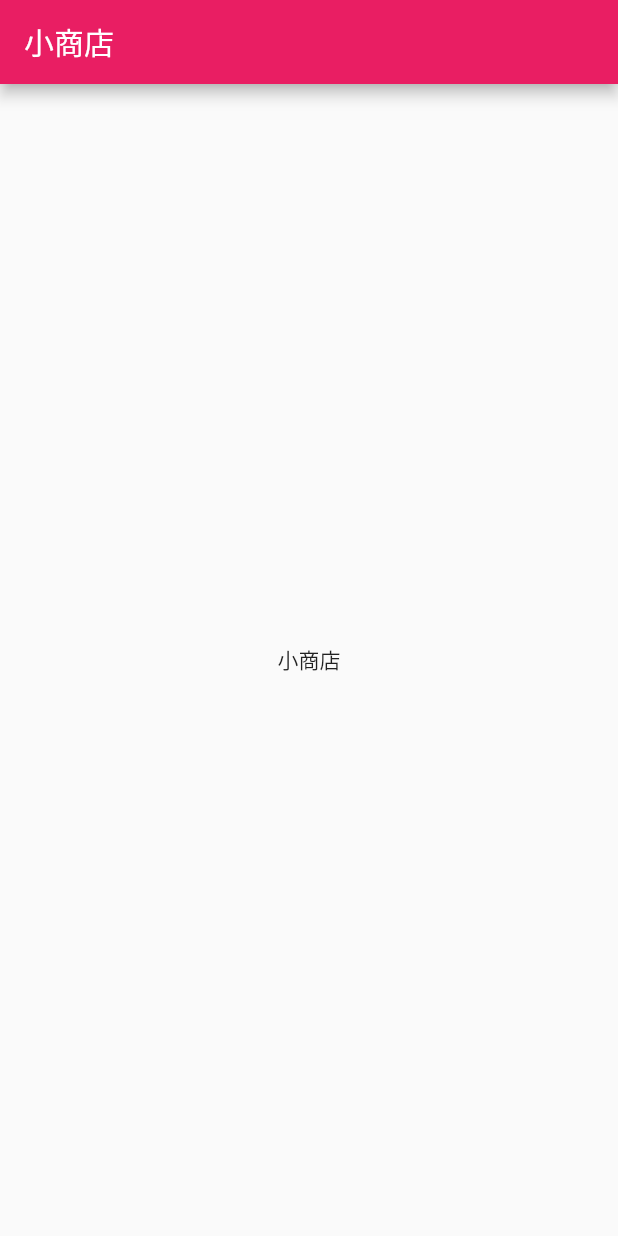
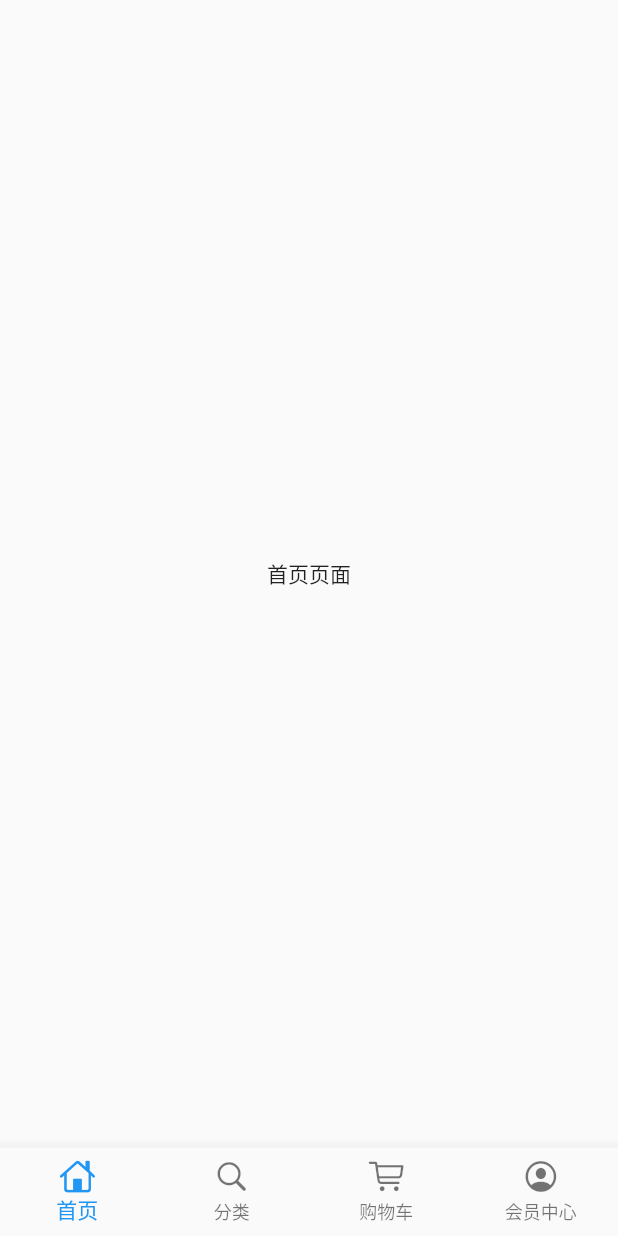
Before and after one commit to yinft/FlutterShop, a Flutter app: the screen it shows after launch, on a phone screen of 412 x 824 dp. Run offline on Flutter 3.47's test engine with Material 2 defaults, Android fonts, the phone set to English and light mode, and no system bars.

Commit message:
完成底部导航栏

```diff
--- /dev/null
+++ b/lib/pages/home_page.dart
@@ -0,0 +1,14 @@
+import 'package:flutter/material.dart';
+
+class HomePage extends StatefulWidget {
+  HomePage({Key key}) : super(key: key);
+
+  _HomePageState createState() => _HomePageState();
+}
+
+class _HomePageState extends State<HomePage> {
+  @override
+  Widget build(BuildContext context) {
+    return Scaffold(body: Center(child: Text("首页页面")));
+  }
+}
--- a/lib/pages/index_page.dart
+++ b/lib/pages/index_page.dart
@@ -1,15 +1,54 @@
 import 'package:flutter/material.dart';
+import 'package:flutter/cupertino.dart';
+import 'home_page.dart';
+import 'cart_page.dart';
+import 'category_page.dart';
+import 'member_page.dart';
 
-class IndexPage extends StatelessWidget {
-  const IndexPage({Key key}) : super(key: key);
+class IndexPage extends StatefulWidget {
+  IndexPage({Key key}) : super(key: key);
+
+  _IndexPageState createState() => _IndexPageState();
+}
+
+class _IndexPageState extends State<IndexPage> {
+  final List<BottomNavigationBarItem> bottonmTabs = [
+    BottomNavigationBarItem(icon: Icon(CupertinoIcons.home), title: Text("首页")),
+    BottomNavigationBarItem(
+        icon: Icon(CupertinoIcons.search), title: Text("分类")),
+    BottomNavigationBarItem(
+        icon: Icon(CupertinoIcons.shopping_cart), title: Text("购物车")),
+    BottomNavigationBarItem(
+        icon: Icon(CupertinoIcons.profile_circled), title: Text("会员中心"))
+  ];
+
+  final List tabBodies = [HomePage(), CategoryPage(), CartPage(), MemberPage()];
+
+  int currentIndex = 0;
+  var currentPage;
+
+  @override
+  void initState() {
+    currentPage = tabBodies[0];
+    super.initState();
+  }
 
   @override
   Widget build(BuildContext context) {
     return Scaffold(
-      appBar: AppBar(title: Text('小商店')),
-      body: Center(
-        child: Text('小商店'),
+      backgroundColor: Color.fromRGBO(244, 245, 245, 1.0),
+      bottomNavigationBar: BottomNavigationBar(
+        type: BottomNavigationBarType.fixed,
+        currentIndex: currentIndex,
+        items: bottonmTabs,
+        onTap: (index) {
+          setState(() {
+            currentIndex = index;
+            currentPage = tabBodies[index];
+          });
+        },
       ),
+      body: currentPage,
     );
   }
 }
```
Also changed, not shown: lib/pages/cart_page.dart (added, +14 -0 lines), lib/pages/category_page.dart (added, +14 -0 lines), lib/pages/member_page.dart (added, +14 -0 lines).
